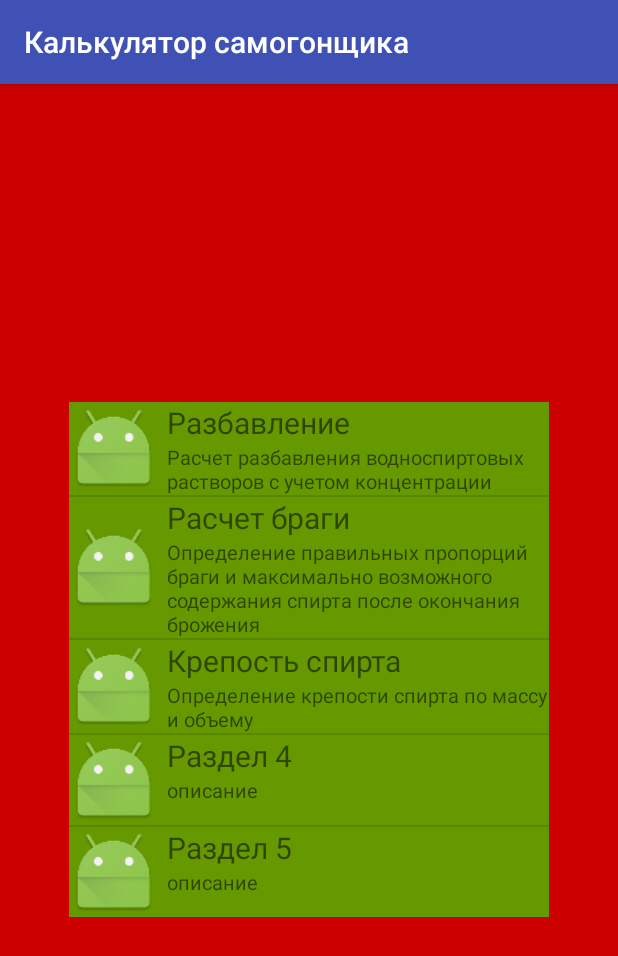
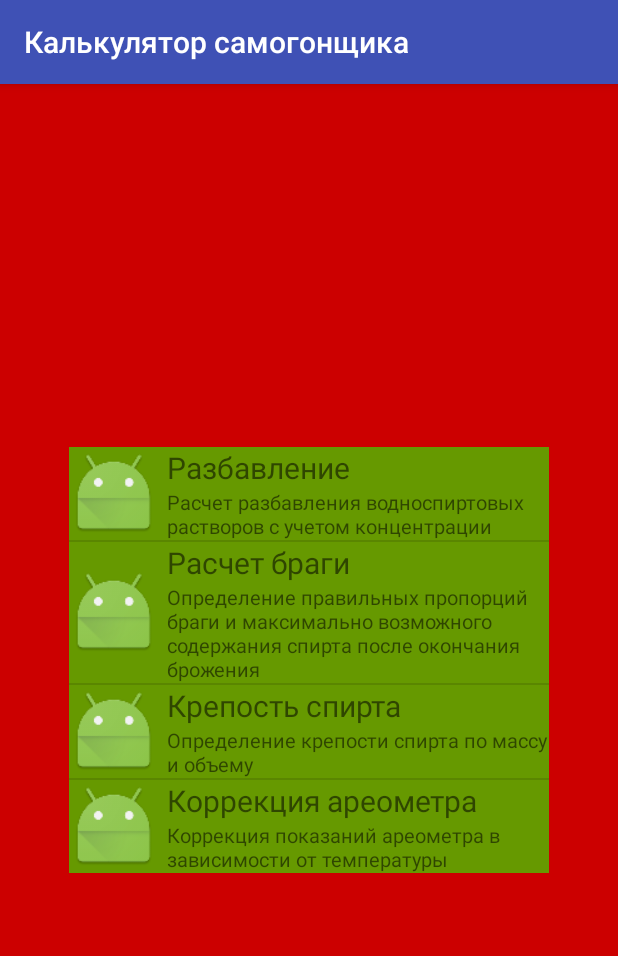
Before and after one commit to AlexandrZorin/MoonshinersCalculator, an Android app: the screen it shows after launch (MainActivity), on a phone screen of 412 x 824 dp. Shown: the top 956 px of the screen. Run offline under Robolectric (Android 15) with nearby library versions, the phone set to English and light mode, and no system bars.

Commit message:
add strength correction activity

```diff
--- a/app/src/main/AndroidManifest.xml
+++ b/app/src/main/AndroidManifest.xml
@@ -29,6 +29,10 @@
             android:name=".ui.activity.AlcoholStrengthActivity"
             android:noHistory="true"
             android:label="@string/alcohol_strength_title" />
+        <activity
+            android:name=".ui.activity.StrengthCorrectionActivity"
+            android:noHistory="true"
+            android:label="@string/strength_correction_title" />
     </application>
 
 </manifest>
--- a/app/src/main/java/project/phoenix/moonshiterscalculator/ui/activity/MainActivity.java
+++ b/app/src/main/java/project/phoenix/moonshiterscalculator/ui/activity/MainActivity.java
@@ -21,7 +21,6 @@ import project.phoenix.moonshiterscalculator.ui.adapter.Section;
 public class MainActivity extends AppCompatActivity {
     private ArrayList<Object> sections = new ArrayList<>();
     private MoonshineArrayAdapter listAdapter;
-    private ListView listView;
     private Context context = this;
 
     @Override
@@ -41,8 +40,9 @@ public class MainActivity extends AppCompatActivity {
         sections.add(new Section(getResources().getString(R.string.alcohol_strength_title),
                 getResources().getString(R.string.alcohol_strength_description),
                 R.mipmap.ic_launcher));
-        sections.add(new Section("Раздел 4", "описание", R.mipmap.ic_launcher));
-        sections.add(new Section("Раздел 5", "описание", R.mipmap.ic_launcher));
+        sections.add(new Section(getResources().getString(R.string.strength_correction_title),
+                getResources().getString(R.string.strength_correction_description),
+                R.mipmap.ic_launcher));
         listViewCreate();
     }
 
@@ -53,7 +53,7 @@ public class MainActivity extends AppCompatActivity {
 
     private void listViewCreate() {
         listAdapter = new MoonshineArrayAdapter(context, sections);
-        listView = (ListView) findViewById(R.id.mainList);
+        ListView listView = (ListView) findViewById(R.id.mainList);
         listView.setAdapter(listAdapter);
         listView.setOnItemClickListener(new AdapterView.OnItemClickListener() {
             @Override
@@ -70,9 +70,12 @@ public class MainActivity extends AppCompatActivity {
         } else if (position == 1) {
             Intent intent = new Intent(MainActivity.this, BragaActivity.class);
             startActivity(intent);
-        } else {
-            Toast.makeText(context, "selected " + (position + 1) + " element", Toast.LENGTH_SHORT)
-                    .show();
+        } else if (position == 2) {
+            Intent intent = new Intent(MainActivity.this, AlcoholStrengthActivity.class);
+            startActivity(intent);
+        } else if (position == 3) {
+            Intent intent = new Intent(MainActivity.this, StrengthCorrectionActivity.class);
+            startActivity(intent);
         }
     }
 
@@ -82,14 +85,12 @@ public class MainActivity extends AppCompatActivity {
         quitDialog.setPositiveButton("Да", new DialogInterface.OnClickListener() {
             @Override
             public void onClick(DialogInterface dialog, int which) {
-                // TODO Auto-generated method stub
                 finish();
             }
         });
         quitDialog.setNegativeButton("Нет", new DialogInterface.OnClickListener() {
             @Override
             public void onClick(DialogInterface dialog, int which) {
-                // TODO Auto-generated method stub
             }
         });
         quitDialog.show();
--- /dev/null
+++ b/app/src/main/res/layout/activity_strength_correction.xml
@@ -0,0 +1,6 @@
+<?xml version="1.0" encoding="utf-8"?>
+<LinearLayout xmlns:android="http://schemas.android.com/apk/res/android"
+    android:orientation="vertical" android:layout_width="match_parent"
+    android:layout_height="match_parent">
+
+</LinearLayout>
--- a/app/src/main/res/values/strings.xml
+++ b/app/src/main/res/values/strings.xml
@@ -36,5 +36,11 @@
 
     <!--alcohol strength-->
     <string name="alcohol_strength_title">Крепость спирта</string>
-    <string name="alcohol_strength_description">Определение крепости спирта по массу и объему</string>
+    <string name="alcohol_strength_description">Определение крепости спирта по массу
+        и объему</string>
+
+    <!--strength correction-->
+    <string name="strength_correction_title">Коррекция ареометра</string>
+    <string name="strength_correction_description">Коррекция показаний ареометра в зависимости
+        от температуры</string>
 </resources>
```
Also changed, not shown: app/src/main/java/project/phoenix/moonshiterscalculator/ui/activity/StrengthCorrectionActivity.java (added, +34 -0 lines).
